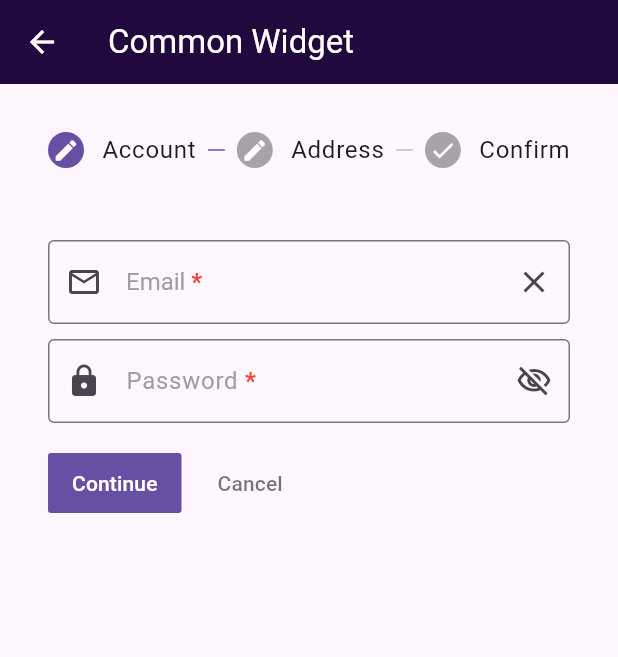
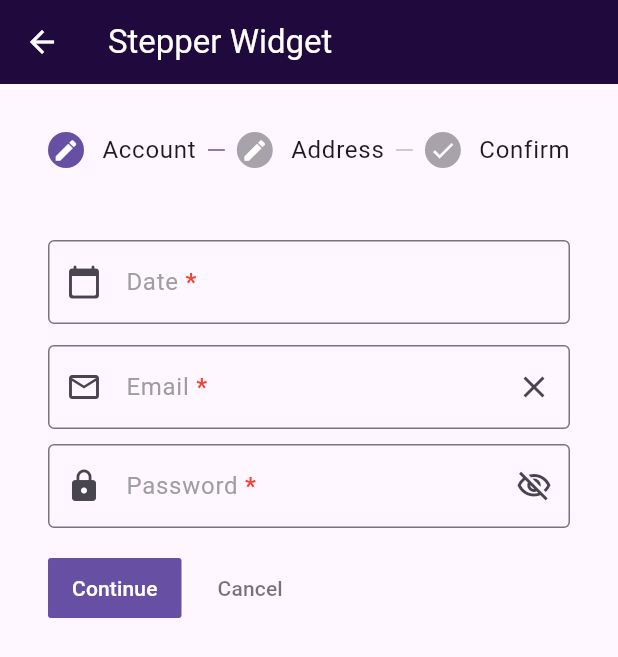
Before and after one commit to mhbabu/common_widget, a Flutter app: the StepScreen screen opened directly, on a phone screen of 412 x 824 dp. Shown: the top 657 px of the screen. Run offline on Flutter 3.47's test engine with Material 3 defaults, Android fonts, the light colour scheme and no system bars; our stand-ins replace flutter_svg.

Commit message:
Date picker input field implementation done

```diff
--- a/lib/navigationbar_screen.dart
+++ b/lib/navigationbar_screen.dart
@@ -24,7 +24,7 @@ class _NagivationScreenState extends State<NagivationScreen> {
     return Scaffold(
       appBar: AppBar(
         title: const Text(
-          'Common Widget',
+          'Navigation Bottom Bar',
           style: TextStyle(color: Colors.white),
         ),
         backgroundColor: const Color.fromARGB(255, 32, 10, 61),
--- a/lib/step_screen.dart
+++ b/lib/step_screen.dart
@@ -8,11 +8,27 @@ class StepScreen extends StatefulWidget {
 }
 
 class _StepScreenState extends State<StepScreen> {
-
   bool _secureText = true;
   int _currentStep = 0;
   final _emailController = TextEditingController();
+  final _dateController = TextEditingController();
   final _passwordController = TextEditingController();
+
+  //DatePicker
+
+  Future<void> _selectDate() async {
+    DateTime? _picked = await showDatePicker(
+      context: context,
+      initialDate: DateTime.now(),
+      firstDate: DateTime(2000),
+      lastDate: DateTime(2100),
+    );
+    if (_picked != null) {
+      setState(() {
+        _dateController.text = _picked.toString().split(" ")[0];
+      });
+    }
+  }
 
   List<Step> stepList() => [
     Step(
@@ -22,23 +38,65 @@ class _StepScreenState extends State<StepScreen> {
       content: Column(
         children: [
           TextField(
+            controller: _dateController,
+            readOnly: true,
+            onTap: () {
+              _selectDate();
+            },
+            decoration: InputDecoration(
+              hintText: 'YYYY-MM-DD',
+              label: Row(
+                mainAxisSize: MainAxisSize.min,
+                children: [
+                  Text(
+                    'Date',
+                    style: TextStyle(color: Colors.grey, fontSize: 16),
+                  ),
+                  Text(
+                    ' *',
+                    style: TextStyle(
+                      color: Colors.red,
+                      fontWeight: FontWeight.bold,
+                    ),
+                  ),
+                ],
+              ),
+              focusedBorder: OutlineInputBorder(
+                borderSide: BorderSide(color: Colors.blue),
+              ),
+              border: OutlineInputBorder(),
+              prefixIcon: Icon(Icons.calendar_today_rounded),
+              // suffixIcon: IconButton(
+              //   onPressed: () {
+              //     setState(() {
+              //       _dateController.clear();
+              //     });
+              //   },
+              //   icon: Icon(Icons.clear),
+              // ),
+            ),
+            textInputAction: TextInputAction.next,
+          ),
+          const SizedBox(height: 14),
+          TextField(
             controller: _emailController,
             decoration: InputDecoration(
               hintText: 'Email address',
-              label: RichText(
-                text: const TextSpan(
-                  text: 'Email',
-                  style: TextStyle(color: Colors.grey, fontSize: 16),
-                  children: [
-                    TextSpan(
-                      text: ' *',
-                      style: TextStyle(
-                        color: Colors.red,
-                        fontWeight: FontWeight.bold,
-                      ),
+              label: Row(
+                mainAxisSize: MainAxisSize.min,
+                children: [
+                  Text(
+                    'Email',
+                    style: TextStyle(color: Colors.grey, fontSize: 16),
+                  ),
+                  Text(
+                    ' *',
+                    style: TextStyle(
+                      color: Colors.red,
+                      fontWeight: FontWeight.bold,
                     ),
-                  ],
-                ),
+                  ),
+                ],
               ),
               border: OutlineInputBorder(),
               prefixIcon: Icon(Icons.email_outlined),
@@ -115,7 +173,7 @@ class _StepScreenState extends State<StepScreen> {
     return Scaffold(
       appBar: AppBar(
         title: const Text(
-          'Common Widget',
+          'Stepper Widget',
           style: TextStyle(color: Colors.white),
         ),
         backgroundColor: const Color.fromARGB(255, 32, 10, 61),
```
